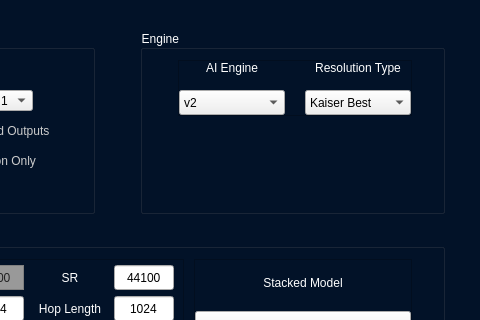
Old version of the form src/resources/ui_files/settingswindow.ui in the repository Anjok07/ultimatevocalremovergui; both pictures show x 492 to 972 and y 0 to 320 of the 972 by 580 pixel window.
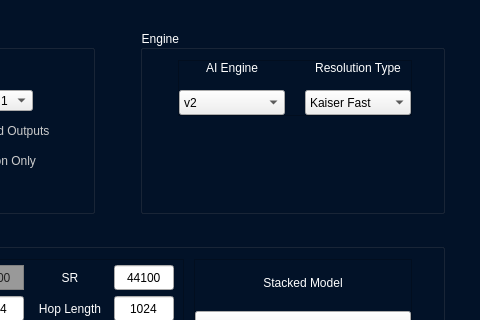
New version of the form.

The edit to the form file:
```diff
--- a/src/resources/ui_files/settingswindow.ui
+++ b/src/resources/ui_files/settingswindow.ui
@@ -793,11 +793,6 @@
                               <height>25</height>
                              </size>
                             </property>
-                            <item>
-                             <property name="text">
-                              <string notr="true">Kaiser Best</string>
-                             </property>
-                            </item>
                             <item>
                              <property name="text">
                               <string notr="true">Kaiser Fast</string>
```
Left out of the diff: 17 changed lines with no effect on the pictures.
